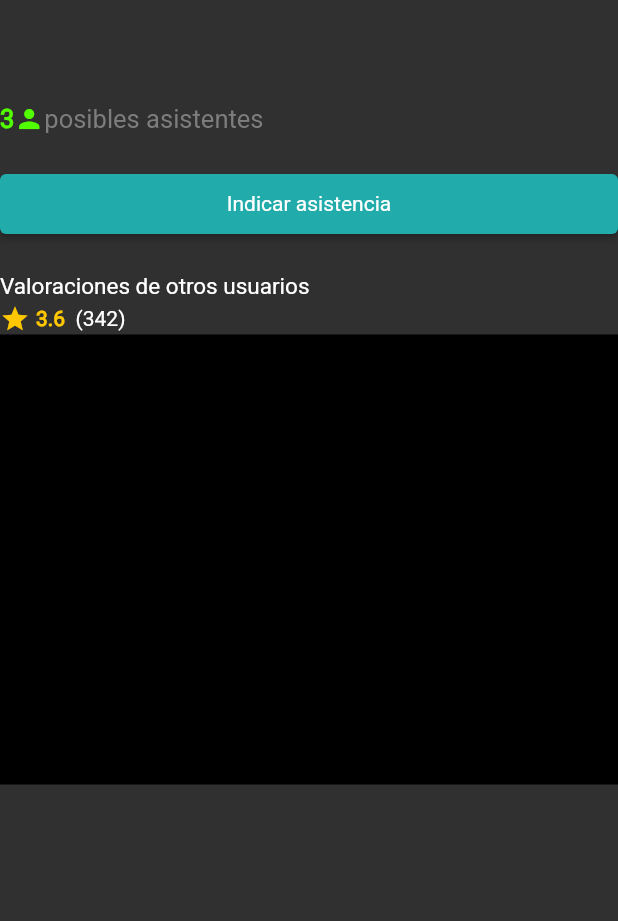
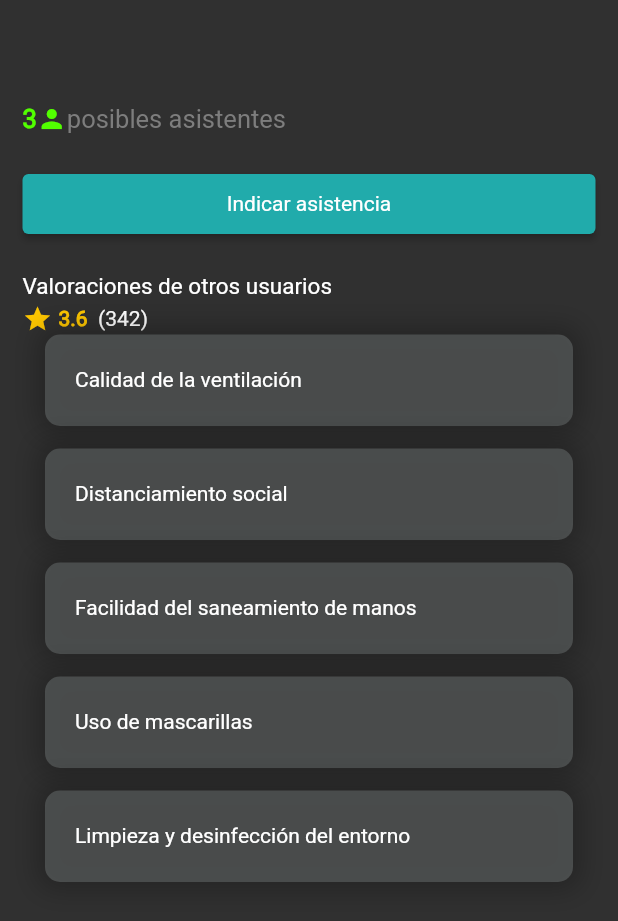
Before and after one commit to javidiazdom/where-to-go-app, a Flutter app: the PlaceDisplay widget shown alone on an empty page, opened directly, on a phone screen of 412 x 824 dp. Shown: the top 921 px of the screen. Run offline on Flutter 3.47's test engine with Material 2 defaults, Android fonts, the phone set to English and light mode, and no system bars; our stand-ins replace shared_preferences, sliding_up_panel; missing offline and left inert: mapbox_gl; accounts and stored records are empty.

Commit message:
:art: Place display component

```diff
--- a/app/lib/domain/models/Place.dart
+++ b/app/lib/domain/models/Place.dart
@@ -3,7 +3,13 @@ import './Rating.dart';
 class Place {
   final String name;
   int assistants = 3;
-  List<Rating> ratings = List<Rating>();
+  List<Rating> ratings = [
+    new Rating("Calidad de la ventilación", 4.5),
+    new Rating("Distanciamiento social", 4.5),
+    new Rating("Facilidad del saneamiento de manos", 4.5),
+    new Rating("Uso de mascarillas", 4.5),
+    new Rating("Limpieza y desinfección del entorno", 4.5)
+  ];
   double overalRatingAverage = 3.6;
   int numberOfRatings = 342;
 
@@ -13,9 +19,3 @@ class Place {
     this.ratings.add(rating);
   }
 }
-
-/*new List<Rating> = [
-      new Rating("Calidad de la ventilación", 4.5),
-      new Rating("Distanciamiento social", 4.5),
-      new Rating("Facilidad del saneamiento de manos", 4.5)
-    ];*/
--- a/app/lib/infraestructure/view/map/MapInteraction.dart
+++ b/app/lib/infraestructure/view/map/MapInteraction.dart
@@ -24,7 +24,6 @@ class MapInteraction {
 
   void setPlace(String placeName, BuildContext context) {
     var place = new Place(placeName);
-    place.addRating(new Rating("Prueba", 4.5));
     this.placeDisplayKey.currentState.setPlace(place);
   }
 
--- a/app/lib/infraestructure/view/widgets/Panel.dart
+++ b/app/lib/infraestructure/view/widgets/Panel.dart
@@ -35,7 +35,7 @@ class _PanelState extends State<Panel> {
       // Child must have at least 10 padding
       panel: Container(
           height: 30,
-          padding: EdgeInsets.only(top: 25, left: 15, right: 15),
+          padding: EdgeInsets.only(top: 25, left: 0, right: 0),
           child: Scaffold(
               backgroundColor: Colors.transparent,
               body: ListView(
--- a/app/lib/infraestructure/view/widgets/PlaceDisplay.dart
+++ b/app/lib/infraestructure/view/widgets/PlaceDisplay.dart
@@ -29,6 +29,8 @@ class PlaceDisplayState extends State<PlaceDisplay> {
     return Container(
         padding: EdgeInsets.only(top: 35),
         child: SingleChildScrollView(
+            child: Container(
+          margin: EdgeInsets.only(left: 15, right: 15),
           child:
               Column(crossAxisAlignment: CrossAxisAlignment.start, children: [
             Text(
@@ -84,16 +86,29 @@ class PlaceDisplayState extends State<PlaceDisplay> {
               ],
             ),
             Container(
-            height: 300,
+              height: 400,
               width: double.infinity,
-            color: Colors.black,
               child: ListView.builder(
+                  physics: NeverScrollableScrollPhysics(),
                   itemCount: this._place.ratings.length,
                   itemBuilder: (BuildContext ctxt, int index) {
-                  log(this._place.ratings[index].name);
-                  return new Text(this._place.ratings[index].name);
+                    return new Container(
+                      padding: EdgeInsets.all(20),
+                      margin: EdgeInsets.only(bottom: 15, left: 15, right: 15),
+                      child: Text(this._place.ratings[index].name),
+                      decoration: BoxDecoration(
+                          borderRadius: BorderRadius.circular(10),
+                          color: Color(0xff585C5C).withOpacity(0.7),
+                          boxShadow: [
+                            BoxShadow(
+                                color: Colors.black.withOpacity(0.25),
+                                blurRadius: 15,
+                                spreadRadius: 5)
+                          ]),
+                    );
                   }),
             )
-        ])));
+          ]),
+        )));
   }
 }
```
Lines whose indentation alone changed are shown as unchanged.
